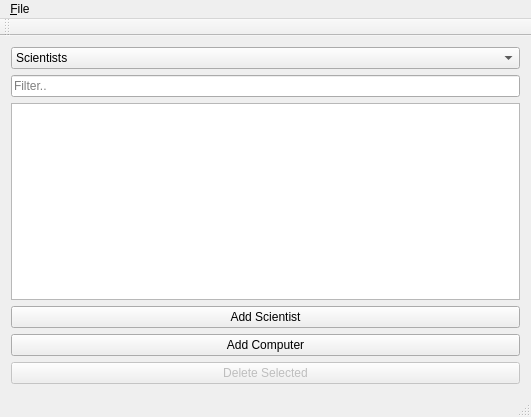
First picture: the form in Group36W3/mainwindow.ui, repository skulia15/Group36, before the edit.
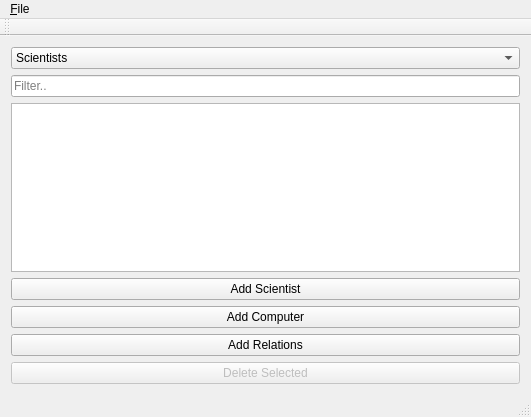
Second picture: the form after the edit.

```diff
--- a/Group36W3/mainwindow.ui
+++ b/Group36W3/mainwindow.ui
@@ -78,6 +78,13 @@
       </property>
      </widget>
     </item>
+    <item>
+     <widget class="QPushButton" name="button_add_relasions">
+      <property name="text">
+       <string>Add Relations</string>
+      </property>
+     </widget>
+    </item>
     <item>
      <widget class="QPushButton" name="button_delete_scientist">
       <property name="enabled">
```
